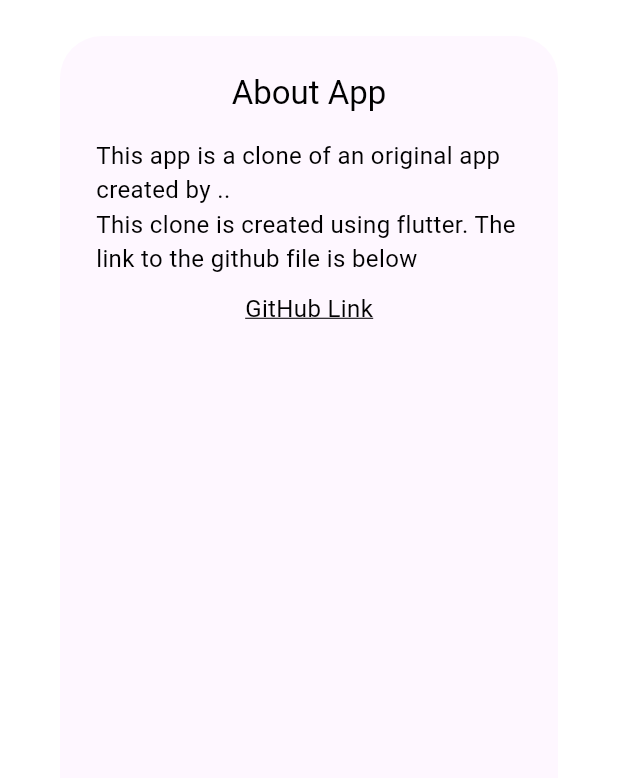
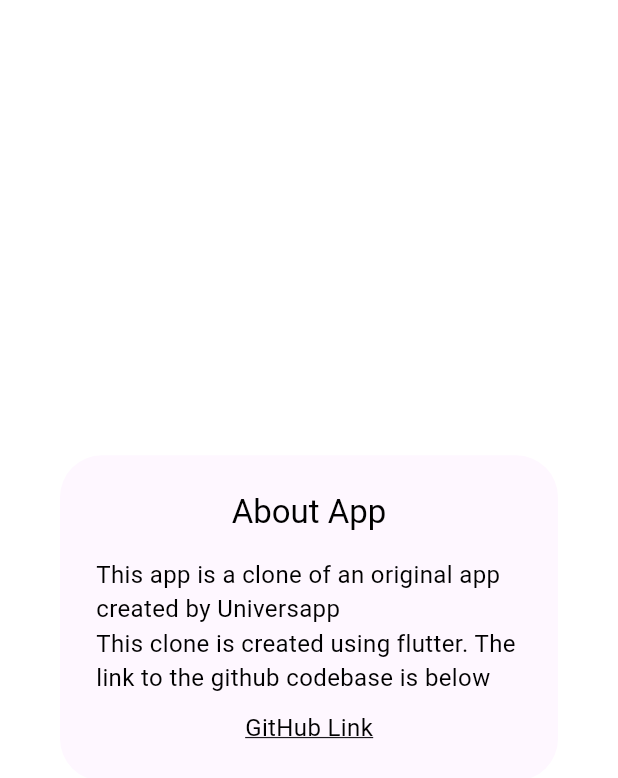
Before and after one commit to Emmanueloluwadamilola/base_converter_app, a Flutter app: the DialogBoxWidget widget shown alone on an empty page, opened directly, on a phone screen of 412 x 824 dp. Shown: the top 778 px of the screen. Run offline on Flutter 3.47's test engine with Material 3 defaults, Android fonts, the light colour scheme and no system bars; our stand-ins replace gap, shared_preferences; accounts and stored records are empty.

```diff
--- a/lib/screens/home_page.dart
+++ b/lib/screens/home_page.dart
@@ -146,7 +146,7 @@
                                 onTap: () => showDialog(
                                     context: context,
                                     builder: (context) {
-                                      return const DialogBoxWidget();
+                                      return  DialogBoxWidget();
                                     }),
                                 child: Text(
                                   'About App',
--- a/lib/widgets/about_us.dart
+++ b/lib/widgets/about_us.dart
@@ -18,10 +18,11 @@
         textAlign: TextAlign.center,
       ),
       content: Column(
+        mainAxisSize: MainAxisSize.min,
         children: [
           Text(
-            'This app is a clone of an original app created by ..'
-            '\nThis clone is created using flutter. The link to the github file is below',
+            'This app is a clone of an original app created by Universapp'
+            '\nThis clone is created using flutter. The link to the github codebase is below',
             style:
                 Theme.of(context).textTheme.bodyMedium!.copyWith(fontSize: 16),
           ),
```
